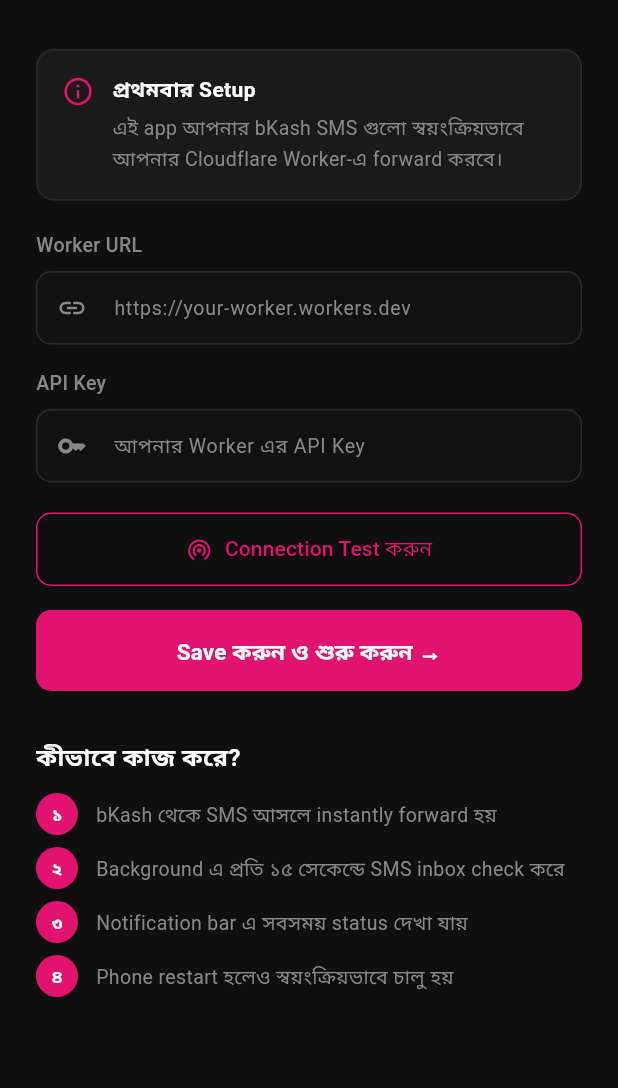
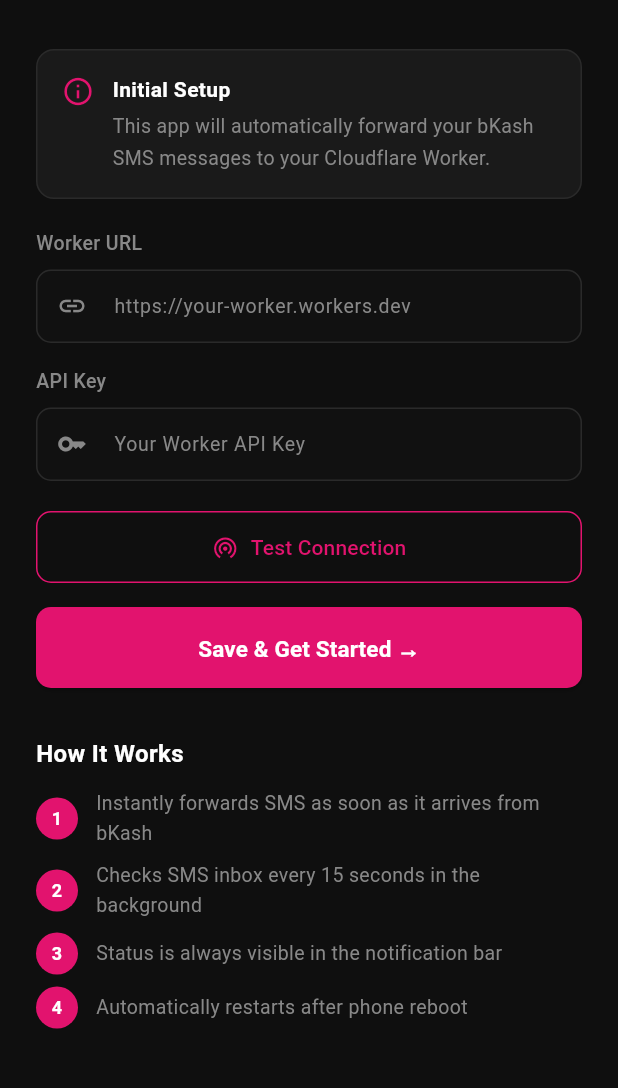
Before and after one commit to video618913/test1, a Flutter app: the screen it shows after launch, on a phone screen of 412 x 824 dp, the part 146-1234 px from its top. Run offline on Flutter 3.47's test engine with Material 3 defaults, Android fonts, the phone set to English and light mode, and no system bars; our stand-ins replace permission_handler, shared_preferences.

Commit message:
Add files via upload

```diff
--- a/lib/main.dart
+++ b/lib/main.dart
@@ -83,7 +83,7 @@
     final url = _urlCtrl.text.trim();
     final key = _keyCtrl.text.trim();
     if (url.isEmpty || key.isEmpty) {
-      setState(() { _testResult = 'Worker URL এবং API Key দিন।'; _testSuccess = false; });
+      setState(() { _testResult = 'Please enter Worker URL and API Key.'; _testSuccess = false; });
       return;
     }
     setState(() { _testing = true; _testResult = ''; });
@@ -99,14 +99,14 @@
       ).timeout(const Duration(seconds: 15));
 
       if (res.statusCode == 200 || res.statusCode == 201) {
-        setState(() { _testResult = '✅ সংযোগ সফল! Worker সঠিকভাবে কাজ করছে।'; _testSuccess = true; });
+        setState(() { _testResult = '✅ Connection successful! Worker is running correctly.'; _testSuccess = true; });
       } else if (res.statusCode == 401) {
-        setState(() { _testResult = '❌ API Key ভুল।'; _testSuccess = false; });
+        setState(() { _testResult = '❌ Invalid API Key.'; _testSuccess = false; });
       } else {
         setState(() { _testResult = '⚠️ Server response: ${res.statusCode}'; _testSuccess = false; });
       }
     } on TimeoutException {
-      setState(() { _testResult = '❌ Timeout। URL চেক করুন।'; _testSuccess = false; });
+      setState(() { _testResult = '❌ Timeout. Please check the URL.'; _testSuccess = false; });
     } catch (e) {
       setState(() { _testResult = '❌ Error: ${e.toString().substring(0, e.toString().length.clamp(0, 80))}'; _testSuccess = false; });
     }
@@ -116,9 +116,9 @@
   Future<void> _saveAndContinue() async {
     final url = _urlCtrl.text.trim();
     final key = _keyCtrl.text.trim();
-    if (url.isEmpty) { _showSnack('Worker URL দিন'); return; }
-    if (key.isEmpty) { _showSnack('API Key দিন'); return; }
-    if (!url.startsWith('http')) { _showSnack('URL https:// দিয়ে শুরু হওয়া উচিত'); return; }
+    if (url.isEmpty) { _showSnack('Please enter Worker URL'); return; }
+    if (key.isEmpty) { _showSnack('Please enter API Key'); return; }
+    if (!url.startsWith('http')) { _showSnack('URL must start with https://'); return; }
 
     setState(() => _saving = true);
     await _requestPermissions();
@@ -129,7 +129,6 @@
     await prefs.setBool(kEnabled, true);
     await prefs.setBool(kSetupDone, true);
 
-    // Foreground Service চালু করো
     try { await _smsChannel.invokeMethod('startService'); } catch (_) {}
 
     if (mounted) {
@@ -180,15 +179,15 @@
               const SizedBox(height: 32),
               _infoCard(
                 icon: Icons.info_outline, color: kPrimary,
-                title: 'প্রথমবার Setup',
-                body: 'এই app আপনার bKash SMS গুলো স্বয়ংক্রিয়ভাবে আপনার Cloudflare Worker-এ forward করবে।',
+                title: 'Initial Setup',
+                body: 'This app will automatically forward your bKash SMS messages to your Cloudflare Worker.',
               ),
               const SizedBox(height: 20),
               _label('Worker URL'),
               _textField(controller: _urlCtrl, hint: 'https://your-worker.workers.dev', icon: Icons.link, keyboard: TextInputType.url),
               const SizedBox(height: 16),
               _label('API Key'),
-              _textField(controller: _keyCtrl, hint: 'আপনার Worker এর API Key', icon: Icons.key, obscure: true),
+              _textField(controller: _keyCtrl, hint: 'Your Worker API Key', icon: Icons.key, obscure: true),
               const SizedBox(height: 20),
               SizedBox(
                 width: double.infinity,
@@ -197,7 +196,7 @@
                   icon: _testing
                       ? const SizedBox(width: 16, height: 16, child: CircularProgressIndicator(strokeWidth: 2, color: kPrimary))
                       : const Icon(Icons.wifi_tethering, size: 18),
-                  label: Text(_testing ? 'Testing...' : 'Connection Test করুন'),
+                  label: Text(_testing ? 'Testing...' : 'Test Connection'),
                   style: OutlinedButton.styleFrom(
                     foregroundColor: kPrimary, side: const BorderSide(color: kPrimary),
                     padding: const EdgeInsets.symmetric(vertical: 14),
@@ -229,16 +228,16 @@
                   ),
                   child: _saving
                       ? const SizedBox(height: 20, width: 20, child: CircularProgressIndicator(color: Colors.white, strokeWidth: 2))
-                      : const Text('Save করুন ও শুরু করুন →', style: TextStyle(fontSize: 15, fontWeight: FontWeight.w600, color: Colors.white)),
+                      : const Text('Save & Get Started →', style: TextStyle(fontSize: 15, fontWeight: FontWeight.w600, color: Colors.white)),
                 ),
               ),
               const SizedBox(height: 32),
-              _sectionTitle('কীভাবে কাজ করে?'),
+              _sectionTitle('How It Works'),
               const SizedBox(height: 12),
-              _stepCard('১', 'bKash থেকে SMS আসলে instantly forward হয়'),
-              _stepCard('২', 'Background এ প্রতি ১৫ সেকেন্ডে SMS inbox check করে'),
-              _stepCard('৩', 'Notification bar এ সবসময় status দেখা যায়'),
-              _stepCard('৪', 'Phone restart হলেও স্বয়ংক্রিয়ভাবে চালু হয়'),
+              _stepCard('1', 'Instantly forwards SMS as soon as it arrives from bKash'),
+              _stepCard('2', 'Checks SMS inbox every 15 seconds in the background'),
+              _stepCard('3', 'Status is always visible in the notification bar'),
+              _stepCard('4', 'Automatically restarts after phone reboot'),
             ],
           ),
         ),
@@ -341,7 +340,6 @@
     _loadPrefs();
     _checkPermissions();
     _refreshTimer = Timer.periodic(const Duration(seconds: 3), (_) => _loadPrefs());
-    // Service চালু করো
     _startService();
   }
 
@@ -355,7 +353,6 @@
   @override
   void didChangeAppLifecycleState(AppLifecycleState state) {
     if (state == AppLifecycleState.paused || state == AppLifecycleState.detached) {
-      // App background এ গেলে service নিশ্চিত করো
       _startService();
     }
   }
@@ -372,7 +369,7 @@
       _apiKey = prefs.getString(kApiKey) ?? '';
       _enabled = prefs.getBool(kEnabled) ?? true;
       _forwardCount = prefs.getInt(kForwardCount) ?? 0;
-      _lastLog = prefs.getString(kLastLog) ?? 'কোনো activity নেই';
+      _lastLog = prefs.getString(kLastLog) ?? 'No activity yet';
     });
   }
 
@@ -451,11 +448,11 @@
                       _alertCard(
                         color: kDanger, bgColor: const Color(0xFF2D1212),
                         icon: Icons.warning_amber,
-                        title: 'SMS Permission নেই!',
-                        body: 'SMS forward করতে permission দিতে হবে।',
+                        title: 'SMS Permission Required!',
+                        body: 'Permission is required to forward SMS messages.',
                         action: TextButton(
                           onPressed: _requestPerms,
-                          child: const Text('Permission দিন', style: TextStyle(color: kDanger, fontWeight: FontWeight.w600)),
+                          child: const Text('Grant Permission', style: TextStyle(color: kDanger, fontWeight: FontWeight.w600)),
                         ),
                       ),
                       const SizedBox(height: 16),
@@ -502,8 +499,8 @@
                                 const SizedBox(height: 2),
                                 Text(
                                   _enabled && _hasPerms
-                                      ? 'Notification চলছে • প্রতি ১৫ সেকেন্ডে check'
-                                      : _hasPerms ? 'Toggle করে চালু করুন' : 'SMS permission দিন',
+                                      ? 'Notification running • Checks every 15 seconds'
+                                      : _hasPerms ? 'Toggle to enable' : 'Grant SMS permission',
                                   style: const TextStyle(fontSize: 12, color: kMuted),
                                 ),
                               ],
@@ -542,13 +539,13 @@
                         borderRadius: BorderRadius.circular(10),
                         border: Border.all(color: const Color(0xFF3B82F6).withValues(alpha: 0.3)),
                       ),
-                      child: Row(
+                      child: const Row(
                         children: [
-                          const Icon(Icons.notifications_active, color: Color(0xFF60A5FA), size: 20),
-                          const SizedBox(width: 10),
-                          const Expanded(
+                          Icon(Icons.notifications_active, color: Color(0xFF60A5FA), size: 20),
+                          SizedBox(width: 10),
+                          Expanded(
                             child: Text(
-                              'Background Service চলছে। Notification bar এ সবসময় দেখা যাবে। প্রতি ১৫ সেকেন্ডে SMS inbox check করে।',
+                              'Background service is running. Always visible in the notification bar. Checks SMS inbox every 15 seconds.',
                               style: TextStyle(fontSize: 12, color: Color(0xFF93C5FD), height: 1.5),
                             ),
                           ),
@@ -594,7 +591,7 @@
                       child: OutlinedButton.icon(
                         onPressed: _openSettings,
                         icon: const Icon(Icons.tune, size: 18),
-                        label: const Text('Settings খুলুন'),
+                        label: const Text('Open Settings'),
                         style: OutlinedButton.styleFrom(
                           foregroundColor: kPrimary, side: const BorderSide(color: kPrimary),
                           padding: const EdgeInsets.symmetric(vertical: 14),
@@ -652,7 +649,7 @@
             children: [
               Text(title, style: TextStyle(fontWeight: FontWeight.w600, color: color, fontSize: 13)),
               Text(body, style: const TextStyle(fontSize: 12, color: kMuted)),
-              ?action,
+              if (action != null) action,
             ],
           )),
         ],
@@ -692,7 +689,7 @@
     final url = _urlCtrl.text.trim();
     final key = _keyCtrl.text.trim();
     if (url.isEmpty || key.isEmpty) {
-      ScaffoldMessenger.of(context).showSnackBar(const SnackBar(content: Text('URL এবং API Key দিন'), backgroundColor: kDanger));
+      ScaffoldMessenger.of(context).showSnackBar(const SnackBar(content: Text('Please enter URL and API Key'), backgroundColor: kDanger));
       return;
     }
     final prefs = await SharedPreferences.getInstance();
@@ -705,7 +702,7 @@
   Future<void> _testConnection() async {
     final url = _urlCtrl.text.trim();
     final key = _keyCtrl.text.trim();
-    if (url.isEmpty || key.isEmpty) { setState(() { _testResult = 'URL এবং API Key দিন।'; _testSuccess = false; }); return; }
+    if (url.isEmpty || key.isEmpty) { setState(() { _testResult = 'Please enter URL and API Key.'; _testSuccess = false; }); return; }
     setState(() { _testing = true; _testResult = ''; });
     try {
       final res = await http.post(
@@ -715,7 +712,7 @@
       ).timeout(const Duration(seconds: 15));
       setState(() {
         _testSuccess = res.statusCode >= 200 && res.statusCode < 300;
-        _testResult = _testSuccess ? '✅ সংযোগ সফল! (HTTP ${res.statusCode})' : '❌ HTTP ${res.statusCode}';
+        _testResult = _testSuccess ? '✅ Connection successful! (HTTP ${res.statusCode})' : '❌ HTTP ${res.statusCode}';
       });
     } catch (e) {
       setState(() { _testResult = '❌ Error: ${e.toString().substring(0, e.toString().length.clamp(0, 80))}'; _testSuccess = false; });
@@ -728,11 +725,11 @@
       context: context,
       builder: (ctx) => AlertDialog(
         backgroundColor: kCard,
-        title: const Text('Reset করবেন?', style: TextStyle(color: Colors.white)),
-        content: const Text('সব settings মুছে setup screen-এ যাবে।', style: TextStyle(color: kMuted)),
+        title: const Text('Reset App?', style: TextStyle(color: Colors.white)),
+        content: const Text('All settings will be cleared and you will be taken to the setup screen.', style: TextStyle(color: kMuted)),
         actions: [
-          TextButton(onPressed: () => Navigator.pop(ctx, false), child: const Text('না')),
-          TextButton(onPressed: () => Navigator.pop(ctx, true), child: const Text('হ্যাঁ, Reset', style: TextStyle(color: kDanger))),
+          TextButton(onPressed: () => Navigator.pop(ctx, false), child: const Text('Cancel')),
+          TextButton(onPressed: () => Navigator.pop(ctx, true), child: const Text('Yes, Reset', style: TextStyle(color: kDanger))),
         ],
       ),
     );
@@ -766,7 +763,7 @@
               Container(
                 width: double.infinity, padding: const EdgeInsets.all(12), margin: const EdgeInsets.only(bottom: 16),
                 decoration: BoxDecoration(color: const Color(0xFF0F2D1A), borderRadius: BorderRadius.circular(8), border: Border.all(color: kSuccess.withValues(alpha: 0.5))),
-                child: const Text('✅ Settings save হয়েছে!', style: TextStyle(color: kSuccess, fontSize: 13)),
+                child: const Text('✅ Settings saved successfully!', style: TextStyle(color: kSuccess, fontSize: 13)),
               ),
             const Text('Worker Configuration', style: TextStyle(fontSize: 15, fontWeight: FontWeight.w700, color: Colors.white)),
             const SizedBox(height: 14),
@@ -776,7 +773,7 @@
               child: Column(children: [
                 _settingsField('Worker URL', _urlCtrl, 'https://your-worker.workers.dev', Icons.link),
                 const SizedBox(height: 14),
-                _settingsField('API Key', _keyCtrl, 'আপনার API Key', Icons.key, obscure: true),
+                _settingsField('API Key', _keyCtrl, 'Your API Key', Icons.key, obscure: true),
               ]),
             ),
             const SizedBox(height: 14),
@@ -817,7 +814,7 @@
               child: OutlinedButton.icon(
                 onPressed: _resetApp,
                 icon: const Icon(Icons.restore, size: 16),
-                label: const Text('App Reset করুন'),
+                label: const Text('Reset App'),
                 style: OutlinedButton.styleFrom(foregroundColor: kDanger, side: const BorderSide(color: kDanger), padding: const EdgeInsets.symmetric(vertical: 12), shape: RoundedRectangleBorder(borderRadius: BorderRadius.circular(8))),
               ),
             ),
```
Also changed, not shown: 2 other files.
